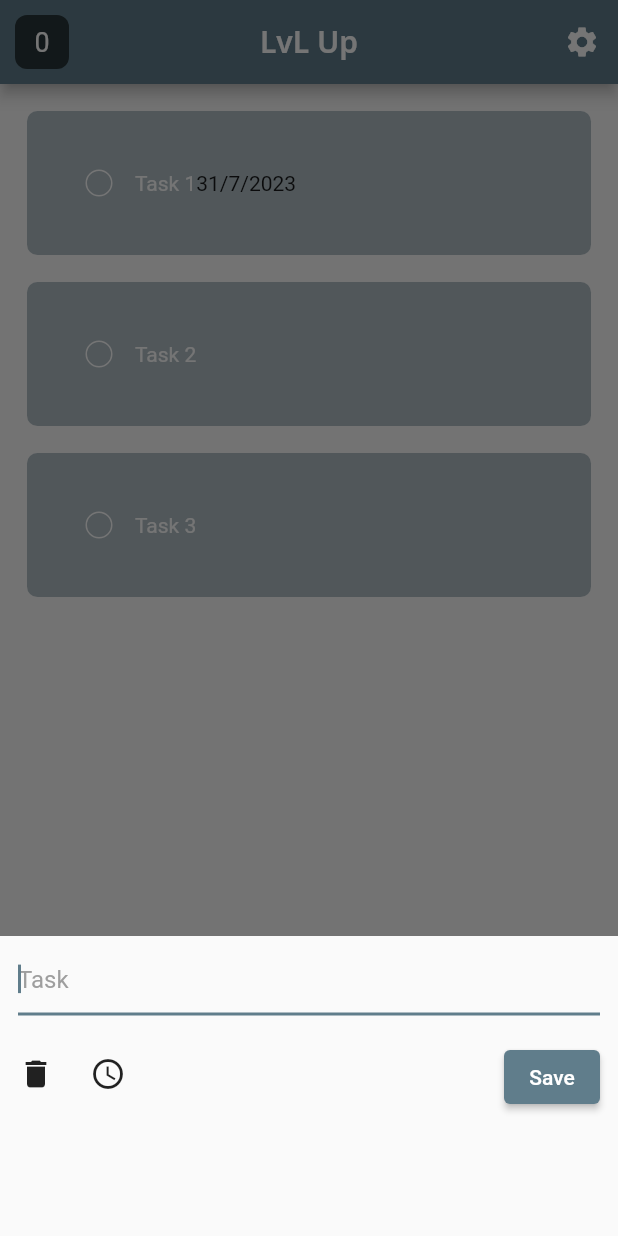
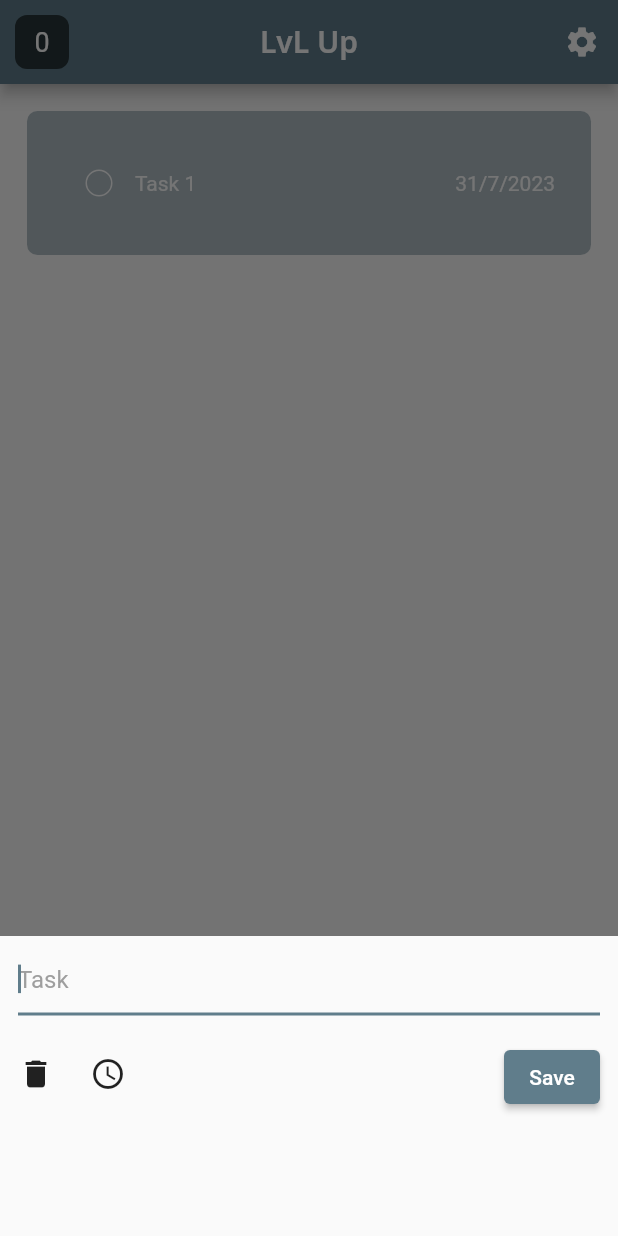
Before and after one commit to brunofreda/lvl-up, a Flutter app: the screen it shows after launch, after a tap on the "add" icon, on a phone screen of 412 x 824 dp. Run offline on Flutter 3.47's test engine with Material 2 defaults, Android fonts, the phone set to English and light mode, and no system bars; our stand-ins replace google_fonts.

Commit message:
Made it able to show saved tasks

```diff
--- a/lib/pages/main_tasks_page.dart
+++ b/lib/pages/main_tasks_page.dart
@@ -20,8 +20,6 @@ class _MainTasksPageState extends State<MainTasksPage> {
   final textController = TextEditingController();
   final List mainTasksList = [
     ['Task 1', false, '31/7/2023'],
-    ['Task 2', false, ''],
-    ['Task 3', false, ''],
   ];
 
   void completedTasksBehavior(bool value) {
@@ -40,10 +38,15 @@ class _MainTasksPageState extends State<MainTasksPage> {
     });
   }
 
-  void addTask(newTask) {
+  void addTask() {
     setState(() {
-      mainTasksList.add(newTask);
+      // TODO : Set date dynamically
+      mainTasksList.add([textController.text, false, '']);
+
+      textController.clear();
     });
+
+    Navigator.pop(context);
   }
 
   @override
@@ -76,6 +79,7 @@ class _MainTasksPageState extends State<MainTasksPage> {
         addItemButtonContext: context,
         itemsList: mainTasksList,
         itemTextController: textController,
+        addButtonOnSaveFunction: addTask,
       ),
     );
   }
--- a/lib/utilities/add_item_button.dart
+++ b/lib/utilities/add_item_button.dart
@@ -7,13 +7,14 @@ class AddItemButton extends StatelessWidget {
     super.key,
     required this.addItemButtonContext,
     required this.itemsList,
-    required this.itemTextController
+    required this.itemTextController,
+    required this.addButtonOnSaveFunction
   });
 
   final BuildContext addItemButtonContext;
   final List itemsList;
   final itemTextController;
-
+  final void Function()? addButtonOnSaveFunction;
 
   void bottomDialogBox() {
     showModalBottomSheet(
@@ -29,6 +30,7 @@ class AddItemButton extends StatelessWidget {
             itemDialogBoxTextFieldController: itemTextController,
             itemsList: itemsList,
             itemIndex: -1,
+            itemDialogOnSaveFunction: addButtonOnSaveFunction,
           ),
         );
       }
--- /dev/null
+++ b/lib/utilities/edit_item_button.dart
@@ -0,0 +1,3 @@
+import 'package:flutter/material.dart';
+
+// TODO : Get item index dynamically
--- a/lib/utilities/item_dialog_box.dart
+++ b/lib/utilities/item_dialog_box.dart
@@ -6,13 +6,15 @@ class ItemDialogBox extends StatelessWidget {
     required this.hintString,
     required this.itemDialogBoxTextFieldController,
     required this.itemsList,
-    required this.itemIndex
+    required this.itemIndex,
+    required this.itemDialogOnSaveFunction
   });
 
   final String hintString;
   final itemDialogBoxTextFieldController;
   final List itemsList;
   final int itemIndex;
+  final void Function()? itemDialogOnSaveFunction;
 
   @override
   Widget build(BuildContext context) {
@@ -47,10 +49,6 @@ class ItemDialogBox extends StatelessWidget {
                         child: IconButton(
                           icon: const Icon(Icons.delete),
                           onPressed: () {
-                            if (itemIndex > -1) {
-                              print('$itemIndex');
-                            }
-
                             Navigator.pop(context);
                           }
                         ),
@@ -59,11 +57,7 @@ class ItemDialogBox extends StatelessWidget {
                         child: IconButton(
                           icon: const Icon(Icons.access_time),
                           onPressed: () {
-
-
-                            if (itemIndex > -1) {
-                              print('$itemIndex');
-                            }
+                            Navigator.pop(context);
                           },
                         ),
                       ),
@@ -81,10 +75,8 @@ class ItemDialogBox extends StatelessWidget {
                     child: Padding(
                       padding: const EdgeInsets.fromLTRB(8, 12, 12, 8),
                       child: ElevatedButton(
+                        onPressed: itemDialogOnSaveFunction,
                         child: const Text('Save'),
-                        onPressed: () {
-                          Navigator.pop(context);
-                        },
                       ),
                     )
                 ),
--- a/lib/utilities/task_tile.dart
+++ b/lib/utilities/task_tile.dart
@@ -25,6 +25,9 @@ class TaskTile extends StatelessWidget {
             borderRadius: BorderRadius.circular(7.0),
           ),
           child: Row(
+            mainAxisAlignment: MainAxisAlignment.spaceBetween,
+            children: [
+              Row(
                 children: [
                   Checkbox(
                     value: taskComplete,
@@ -43,8 +46,13 @@ class TaskTile extends StatelessWidget {
                           : TextDecoration.none,
                     ),
                   ),
+                ],
+              ),
               Text(
                 taskDate,
+                style: const TextStyle(
+                  color: Colors.white,
+                ),
               )
             ],
           ),
```
Also changed, not shown: 1 other file. Lines whose indentation alone changed are shown as unchanged.
